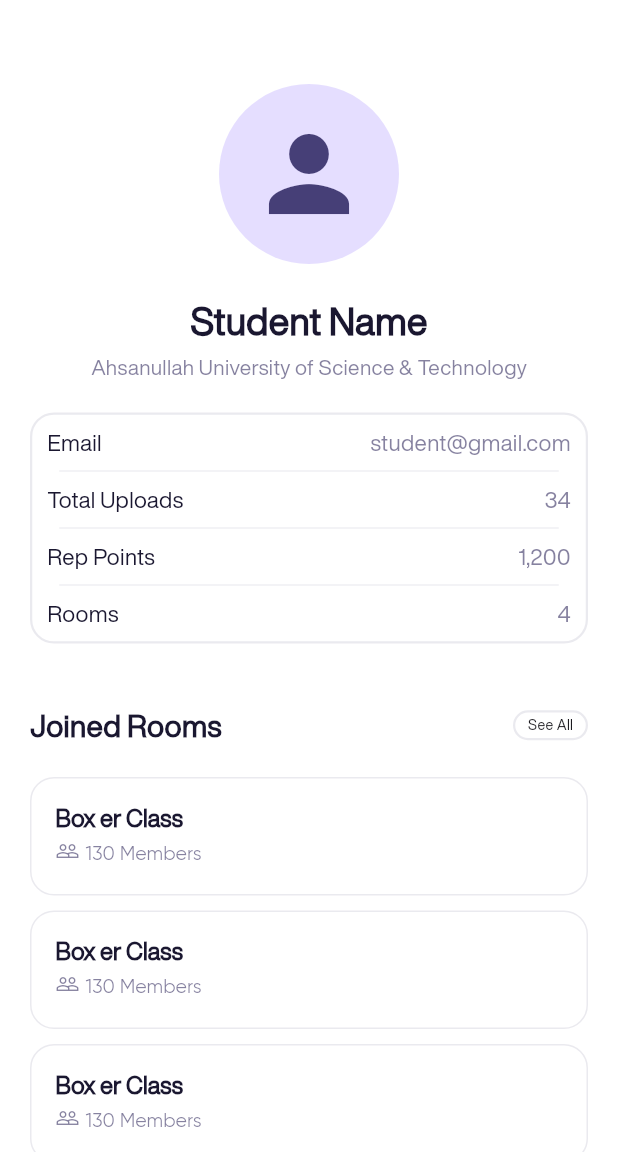
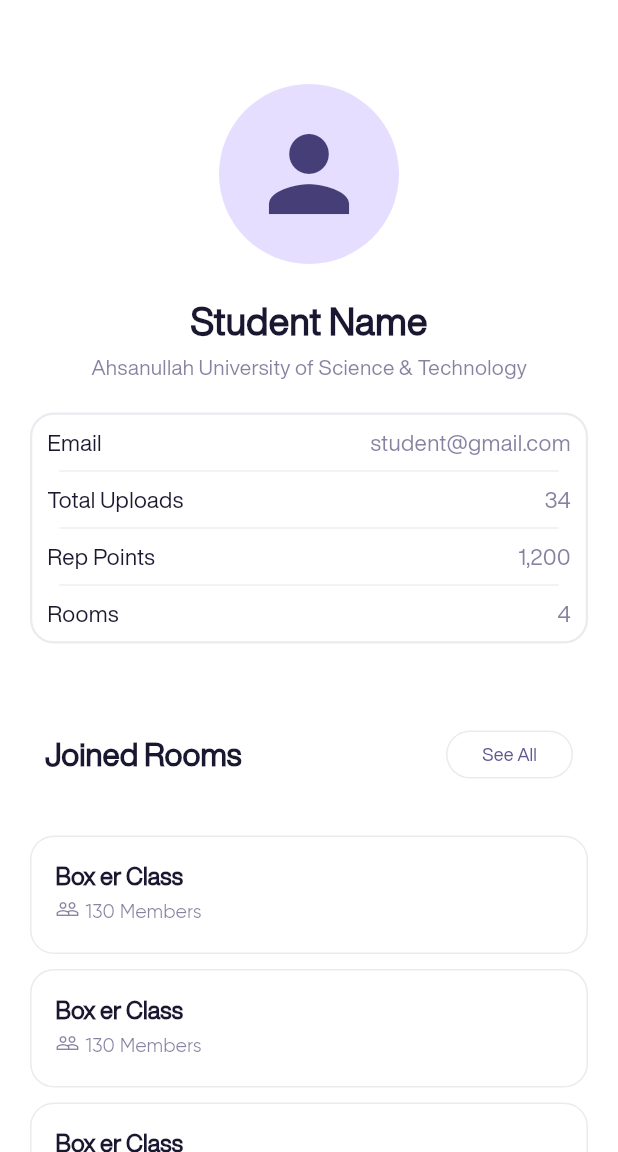
Before and after one commit to NoteHive-Aust/NoteHive, a Flutter app: the ProfileScreen screen opened directly, on a phone screen of 412 x 824 dp, the part 84-1236 px from its top. Run offline on Flutter 3.47's test engine with Material 3 defaults, Android fonts, the phone set to English and light mode, and no system bars.

Commit message:
Add click effect to several buttons and Modify "See All" button

```diff
--- a/lib/Screens/my_uploads.dart
+++ b/lib/Screens/my_uploads.dart
@@ -25,6 +25,7 @@ class _MyUploadsState extends State<MyUploads> {
             return MyUploadsCard(
               title: 'DS Question Bank',
               subtitle: 'CSE 2103. Fall2025. Question Bank',
+              method: () {},
             );
           },
         ),
--- a/lib/Screens/profile_screen.dart
+++ b/lib/Screens/profile_screen.dart
@@ -50,15 +50,9 @@ class _ProfileScreenState extends State<ProfileScreen> {
                 repPoints: '1,200',
                 rooms: '4',
               ),
-              SizedBox(
-                height: 40,
-              ),
-              titleMaker(
-                label: 'Joined Rooms'
-              ),
-              SizedBox(
-                height: 20,
-              ),
+              SizedBox(height: 40),
+              titleMaker(label: 'Joined Rooms'),
+              SizedBox(height: 20),
               ListView.separated(
                 shrinkWrap: true,
                 physics: NeverScrollableScrollPhysics(),
@@ -67,21 +61,12 @@ class _ProfileScreenState extends State<ProfileScreen> {
                   return SizedBox(height: 10);
                 },
                 itemBuilder: (context, index) {
-                  return JoinedRoomCard(
-                    roomName: 'Box er Class',
-                    members: 130,
-                  );
+                  return JoinedRoomCard(roomName: 'Box er Class', members: 130, method: () {},);
                 },
               ),
-              SizedBox(
-                height: 40,
-              ),
-              titleMaker(
-                label: 'My Uploads',
-              ),
-              SizedBox(
-                height: 20,
-              ),
+              SizedBox(height: 40),
+              titleMaker(label: 'My Uploads'),
+              SizedBox(height: 20),
               ListView.separated(
                 shrinkWrap: true,
                 physics: NeverScrollableScrollPhysics(),
@@ -93,6 +78,7 @@ class _ProfileScreenState extends State<ProfileScreen> {
                   return MyUploadsCard(
                     title: 'DS Question Bank',
                     subtitle: 'CSE 2103. Fall2025. Question Bank',
+                    method: () {},
                   );
                 },
               ),
@@ -216,38 +202,30 @@ class _ProfileScreenState extends State<ProfileScreen> {
   }
 
   Widget titleMaker({required String label}) {
-    return Row(
-      mainAxisAlignment: MainAxisAlignment.spaceBetween,
-      children: [
-        Text(
+    return ListTile(
+      title: Text(
         label,
         style: TextStyle(
-            fontSize: 20,
-            fontWeight: FontWeight.w600,
-            color: Color(0xFF1A1730),
+          fontSize: 21,
+          fontWeight: FontWeight.w800,
         ),
       ),
-        Container(
-         height: 20, width: 50,
-          decoration: BoxDecoration(
-            border: Border.all(
-              color: Color(0xFF352E60).withOpacity(0.1),
-              width: 1.5,
+      trailing: OutlinedButton(
+        onPressed: () {},
+        style: OutlinedButton.styleFrom(
+          overlayColor: Color(0xff8474F0),
+          side: BorderSide(
+            color: Color(0xff352E60).withOpacity(0.1),
           ),
-            borderRadius: BorderRadius.circular(120),
-            color: Colors.white,
+          visualDensity: VisualDensity.compact,
+          //fixedSize: Size(70,25)
         ),
-          child: Center(
         child: Text(
-              'See All',
-              style: TextStyle(
-                fontSize: 9.5,
+          "See All",
+          style: TextStyle(fontSize: 12),
+          overflow: TextOverflow.ellipsis,
         ),
       ),
-          ),
-        ),
-      ],
     );
   }
-
 }
--- a/lib/Screens/startingScreen.dart
+++ b/lib/Screens/startingScreen.dart
@@ -1,5 +1,5 @@
 import 'package:flutter/material.dart';
-// import 'package:notehive/Screens/signup.dart';
+import 'package:notehive/Screens/signup.dart';
 import 'package:notehive/Screens/login.dart';
 
 
--- a/lib/widgets/cards.dart
+++ b/lib/widgets/cards.dart
@@ -3,16 +3,19 @@ import 'package:flutter/material.dart';
 class JoinedRoomCard extends StatelessWidget {
   final String roomName;
   final int members;
+  final VoidCallback method;
 
   const JoinedRoomCard({
     super.key,
     required this.roomName,
     required this.members,
+    required this.method,
   });
 
   @override
   Widget build(BuildContext context) {
     return ListTile(
+      onTap: method,
       shape: RoundedRectangleBorder(
         borderRadius: BorderRadius.circular(16),
         side: BorderSide(color: Color(0xFF352E60).withOpacity(0.1)),
@@ -52,12 +55,14 @@ class JoinedRoomCard extends StatelessWidget {
 class MyUploadsCard extends StatelessWidget {
   final String title;
   final String subtitle;
+  final VoidCallback method;
 
-  const MyUploadsCard({super.key, required this.title, required this.subtitle});
+  const MyUploadsCard({super.key, required this.title, required this.subtitle, required this.method});
 
   @override
   Widget build(BuildContext context) {
     return ListTile(
+      onTap: method,
       shape: RoundedRectangleBorder(
         borderRadius: BorderRadius.circular(16),
         side: BorderSide(color: Color(0xFF352E60).withOpacity(0.1)),
```
Lines whose indentation alone changed are shown as unchanged.
